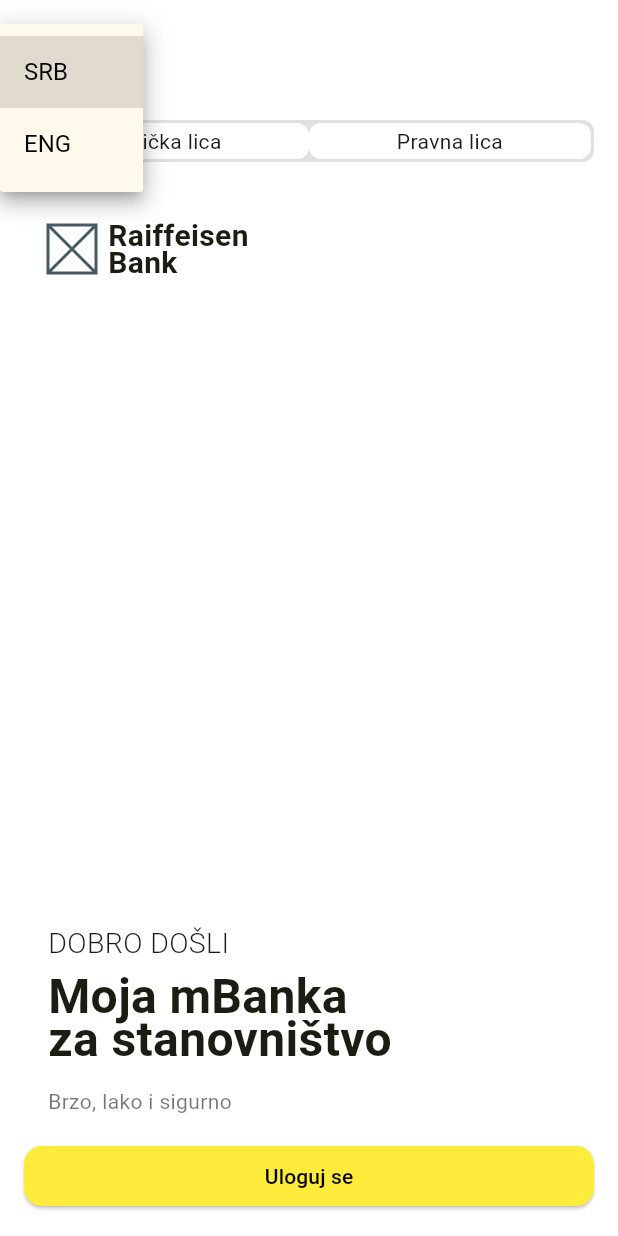
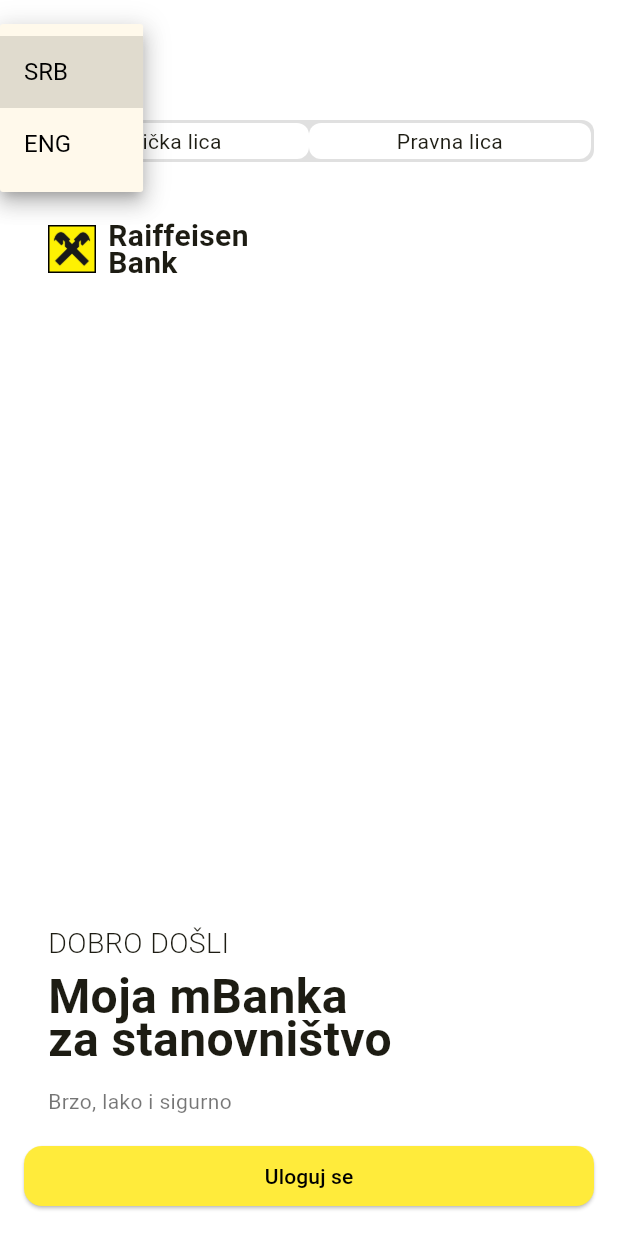
Before and after one commit to markokarajlovic/m_banking_test, a Flutter app: the screen it shows after launch, after a tap on "SRB", on a phone screen of 412 x 824 dp. Run offline on Flutter 3.47's test engine with Material 3 defaults, Android fonts, the phone set to English and light mode, and no system bars.

Commit message:
added bank icon

```diff
--- a/lib/main.dart
+++ b/lib/main.dart
@@ -1,7 +1,16 @@
 import 'package:flutter/material.dart';
+import 'package:flutter/services.dart';
 import 'package:m_banking_test/presentation/screens/login/login.dart';
 
-void main() {
+void main() async{
+  WidgetsFlutterBinding.ensureInitialized();
+  SystemChrome.setSystemUIOverlayStyle(
+    const SystemUiOverlayStyle(
+      statusBarColor: Colors.transparent,
+      statusBarIconBrightness: Brightness.dark,
+    ),
+  );
+  await SystemChrome.setPreferredOrientations([DeviceOrientation.portraitDown, DeviceOrientation.portraitUp]);
   runApp(const MyApp());
 }
 
--- a/lib/presentation/screens/login/login_screen.dart
+++ b/lib/presentation/screens/login/login_screen.dart
@@ -72,17 +72,21 @@ class LoginScreen extends StatelessWidget {
               ),
             ),
             const SizedBox(height: 40),
-            const Padding(
-              padding: EdgeInsets.only(left: 32),
+            Padding(
+              padding: const EdgeInsets.only(left: 32),
               child: Row(
                 children: [
-                  SizedBox(
-                    width: 32,
-                    height: 32,
-                    child: Placeholder(),
+                  DecoratedBox(
+                    position: DecorationPosition.foreground,
+                    decoration: BoxDecoration(border: Border.all(color: Colors.black)),
+                    child: Image.asset(
+                      'assets/icons/raiffeisen_bank_icon.jpeg',
+                      width: 32,
+                      height: 32,
+                    ),
                   ),
-                  SizedBox(width: 8),
-                  Text(
+                  const SizedBox(width: 8),
+                  const Text(
                     'Raiffeisen\nBank',
                     style: TextStyle(
                       fontSize: 20,
```
Also changed, not shown: pubspec.yaml (+7 -2 lines), assets/icons/raiffeisen_bank_icon.jpeg (added).
